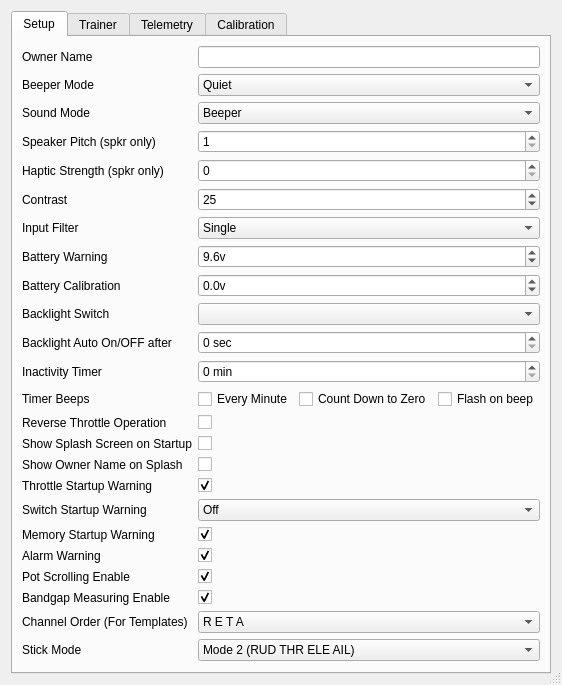
This is src/generaledit.ui in roberto1903/companion9x as Qt 5 draws it before an edit. The edited form follows.
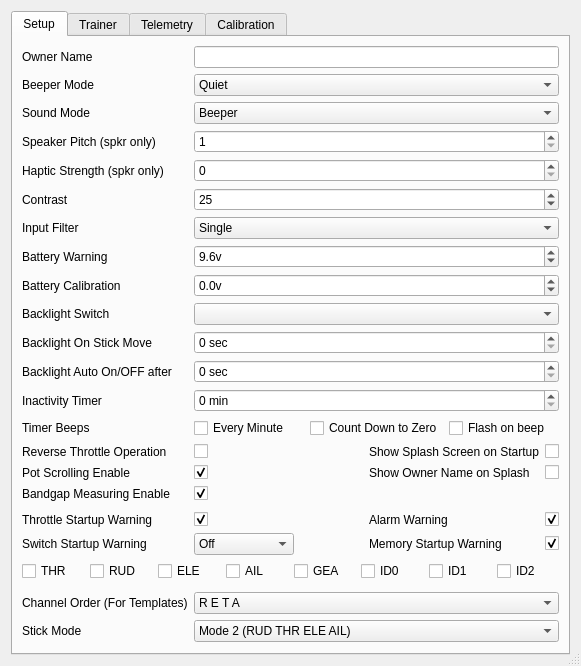
This is the edited form. Icons and pictures are not drawn.

The edit to the form file:
```diff
--- a/src/generaledit.ui
+++ b/src/generaledit.ui
@@ -6,8 +6,8 @@
    <rect>
     <x>0</x>
     <y>0</y>
-    <width>539</width>
-    <height>672</height>
+    <width>581</width>
+    <height>634</height>
    </rect>
   </property>
   <property name="windowTitle">
@@ -41,13 +41,6 @@
        <string>Setup</string>
       </attribute>
       <layout class="QGridLayout" name="gridLayout">
-       <item row="18" column="0">
-        <widget class="QLabel" name="label_11">
-         <property name="text">
-          <string>Memory Startup Warning</string>
-         </property>
-        </widget>
-       </item>
        <item row="0" column="0">
         <widget class="QLabel" name="label_ownerName">
          <property name="toolTip">
@@ -58,7 +51,7 @@
          </property>
         </widget>
        </item>
-       <item row="0" column="1">
+       <item row="0" column="1" colspan="3">
         <widget class="QLineEdit" name="ownerNameLE">
          <property name="maxLength">
           <number>10</number>
@@ -72,7 +65,7 @@
          </property>
         </widget>
        </item>
-       <item row="1" column="1">
+       <item row="1" column="1" colspan="3">
         <widget class="QComboBox" name="beeperCB">
          <property name="toolTip">
           <string/>
@@ -123,7 +116,7 @@
          </property>
         </widget>
        </item>
-       <item row="2" column="1">
+       <item row="2" column="1" colspan="3">
         <widget class="QComboBox" name="soundModeCB">
          <item>
           <property name="text">
@@ -149,7 +142,7 @@
          </property>
         </widget>
        </item>
-       <item row="3" column="1">
+       <item row="3" column="1" colspan="3">
         <widget class="QSpinBox" name="speakerPitchSB">
          <property name="toolTip">
           <string/>
@@ -183,7 +176,7 @@
          </property>
         </widget>
        </item>
-       <item row="4" column="1">
+       <item row="4" column="1" colspan="3">
         <widget class="QSpinBox" name="hapticStrengthSB">
          <property name="maximum">
           <number>5</number>
@@ -200,7 +193,7 @@
          </property>
         </widget>
        </item>
-       <item row="5" column="1">
+       <item row="5" column="1" colspan="3">
         <widget class="QSpinBox" name="contrastSB">
          <property name="toolTip">
           <string/>
@@ -234,7 +227,7 @@
          </property>
         </widget>
        </item>
-       <item row="6" column="1">
+       <item row="6" column="1" colspan="3">
         <widget class="QComboBox" name="inputfilterCB">
          <item>
           <property name="text">
@@ -263,7 +256,7 @@
          </property>
         </widget>
        </item>
-       <item row="7" column="1">
+       <item row="7" column="1" colspan="3">
         <widget class="QDoubleSpinBox" name="battwarningDSB">
          <property name="toolTip">
           <string/>
@@ -300,25 +293,6 @@
          </property>
         </widget>
        </item>
-       <item row="17" column="1">
-        <widget class="QComboBox" name="swtchWarnCB">
-         <item>
-          <property name="text">
-           <string>Off</string>
-          </property>
-         </item>
-         <item>
-          <property name="text">
-           <string>Switches Up</string>
-          </property>
-         </item>
-         <item>
-          <property name="text">
-           <string>Switches Down</string>
-          </property>
-         </item>
-        </widget>
-       </item>
        <item row="8" column="0">
         <widget class="QLabel" name="label_3">
          <property name="text">
@@ -326,7 +300,7 @@
          </property>
         </widget>
        </item>
-       <item row="8" column="1">
+       <item row="8" column="1" colspan="3">
         <widget class="QDoubleSpinBox" name="battcalibDSB">
          <property name="toolTip">
           <string/>
@@ -365,7 +339,7 @@
          </property>
         </widget>
        </item>
-       <item row="9" column="1">
+       <item row="9" column="1" colspan="3">
         <widget class="QComboBox" name="backlightswCB">
          <property name="toolTip">
           <string/>
@@ -383,14 +357,14 @@
          </property>
         </widget>
        </item>
-       <item row="10" column="0">
+       <item row="11" column="0">
         <widget class="QLabel" name="label_5">
          <property name="text">
           <string>Backlight Auto On/OFF after</string>
          </property>
         </widget>
        </item>
-       <item row="10" column="1">
+       <item row="11" column="1" colspan="3">
         <widget class="QSpinBox" name="backlightautoSB">
          <property name="toolTip">
           <string/>
@@ -412,14 +386,14 @@
          </property>
         </widget>
        </item>
-       <item row="11" column="0">
+       <item row="12" column="0">
         <widget class="QLabel" name="label_6">
          <property name="text">
           <string>Inactivity Timer</string>
          </property>
         </widget>
        </item>
-       <item row="11" column="1">
+       <item row="12" column="1" colspan="3">
         <widget class="QSpinBox" name="inactimerSB">
          <property name="toolTip">
           <string/>
@@ -438,14 +412,14 @@
          </property>
         </widget>
        </item>
-       <item row="12" column="0">
+       <item row="13" column="0">
         <widget class="QLabel" name="label_28">
          <property name="text">
           <string>Timer Beeps</string>
          </property>
         </widget>
        </item>
-       <item row="12" column="1">
+       <item row="13" column="1" colspan="3">
         <layout class="QHBoxLayout" name="horizontalLayout">
          <item>
           <widget class="QCheckBox" name="beepMinuteChkB">
@@ -487,14 +461,14 @@
          </item>
         </layout>
        </item>
-       <item row="13" column="0">
+       <item row="14" column="0">
         <widget class="QLabel" name="label_7">
          <property name="text">
           <string>Reverse Throttle Operation</string>
          </property>
         </widget>
        </item>
-       <item row="13" column="1">
+       <item row="14" column="1">
         <widget class="QCheckBox" name="thrrevChkB">
          <property name="whatsThis">
           <string>Reverse throttle operation.
@@ -507,15 +481,21 @@
          </property>
         </widget>
        </item>
-       <item row="14" column="0">
+       <item row="14" column="2">
         <widget class="QLabel" name="label_29">
          <property name="text">
           <string>Show Splash Screen on Startup</string>
          </property>
         </widget>
        </item>
-       <item row="14" column="1">
+       <item row="14" column="3">
         <widget class="QCheckBox" name="splashScreenChkB">
+         <property name="maximumSize">
+          <size>
+           <width>30</width>
+           <height>16777215</height>
+          </size>
+         </property>
          <property name="toolTip">
           <string>Show splash screen on startup</string>
          </property>
@@ -527,14 +507,94 @@
          </property>
         </widget>
        </item>
+       <item row="15" column="0">
+        <widget class="QLabel" name="label_PotScrollEnable">
+         <property name="text">
+          <string>Pot Scrolling Enable</string>
+         </property>
+        </widget>
+       </item>
+       <item row="15" column="1">
+        <widget class="QCheckBox" name="PotScrollEnableChkB">
+         <property name="whatsThis">
+          <string>&lt;!DOCTYPE HTML PUBLIC &quot;-//W3C//DTD HTML 4.0//EN&quot; &quot;http://www.w3.org/TR/REC-html40/strict.dtd&quot;&gt;
+&lt;html&gt;&lt;head&gt;&lt;meta name=&quot;qrichtext&quot; content=&quot;1&quot; /&gt;&lt;style type=&quot;text/css&quot;&gt;
+p, li { white-space: pre-wrap; }
+&lt;/style&gt;&lt;/head&gt;&lt;body style=&quot; font-family:'MS Shell Dlg 2'; font-size:8.25pt; font-weight:400; font-style:normal;&quot;&gt;
+&lt;p style=&quot; margin-top:0px; margin-bottom:0px; margin-left:0px; margin-right:0px; -qt-block-indent:0; text-indent:0px;&quot;&gt;&lt;span style=&quot; text-decoration: underline;&quot;&gt;Warnings&lt;/span&gt;&lt;/p&gt;
+&lt;p style=&quot;-qt-paragraph-type:empty; margin-top:0px; margin-bottom:0px; margin-left:0px; margin-right:0px; -qt-block-indent:0; text-indent:0px;&quot;&gt;&lt;/p&gt;
+&lt;p style=&quot; margin-top:0px; margin-bottom:0px; margin-left:0px; margin-right:0px; -qt-block-indent:0; text-indent:0px;&quot;&gt;These will define startup warnings.&lt;/p&gt;
+&lt;p style=&quot; margin-top:0px; margin-bottom:0px; margin-left:0px; margin-right:0px; -qt-block-indent:0; text-indent:0px;&quot;&gt;Throttle warning - will alert if the throttle is not at idle during startup&lt;/p&gt;
+&lt;p style=&quot; margin-top:0px; margin-bottom:0px; margin-left:0px; margin-right:0px; -qt-block-indent:0; text-indent:0px;&quot;&gt;Switch warning - will alert if switches are not in their defaul position&lt;/p&gt;
+&lt;p style=&quot; margin-top:0px; margin-bottom:0px; margin-left:0px; margin-right:0px; -qt-block-indent:0; text-indent:0px;&quot;&gt;Memory warning - will alert if there's not a lot of memory left&lt;/p&gt;
+&lt;p style=&quot; margin-top:0px; margin-bottom:0px; margin-left:0px; margin-right:0px; -qt-block-indent:0; text-indent:0px;&quot;&gt;Silent mode warning - will alert you if the beeper is set to quiet (0)&lt;/p&gt;&lt;/body&gt;&lt;/html&gt;</string>
+         </property>
+         <property name="text">
+          <string/>
+         </property>
+         <property name="checked">
+          <bool>true</bool>
+         </property>
+        </widget>
+       </item>
+       <item row="15" column="2">
+        <widget class="QLabel" name="label_hideOwnerName">
+         <property name="text">
+          <string>Show Owner Name on Splash</string>
+         </property>
+        </widget>
+       </item>
+       <item row="15" column="3">
+        <widget class="QCheckBox" name="hideNameOnSplashChkB">
+         <property name="maximumSize">
+          <size>
+           <width>30</width>
+           <height>16777215</height>
+          </size>
+         </property>
+         <property name="text">
+          <string/>
+         </property>
+        </widget>
+       </item>
        <item row="16" column="0">
+        <widget class="QLabel" name="label_BandGapEnable">
+         <property name="text">
+          <string>Bandgap Measuring Enable</string>
+         </property>
+        </widget>
+       </item>
+       <item row="16" column="1">
+        <widget class="QCheckBox" name="BandGapEnableChkB">
+         <property name="whatsThis">
+          <string>&lt;!DOCTYPE HTML PUBLIC &quot;-//W3C//DTD HTML 4.0//EN&quot; &quot;http://www.w3.org/TR/REC-html40/strict.dtd&quot;&gt;
+&lt;html&gt;&lt;head&gt;&lt;meta name=&quot;qrichtext&quot; content=&quot;1&quot; /&gt;&lt;style type=&quot;text/css&quot;&gt;
+p, li { white-space: pre-wrap; }
+&lt;/style&gt;&lt;/head&gt;&lt;body style=&quot; font-family:'MS Shell Dlg 2'; font-size:8.25pt; font-weight:400; font-style:normal;&quot;&gt;
+&lt;p style=&quot; margin-top:0px; margin-bottom:0px; margin-left:0px; margin-right:0px; -qt-block-indent:0; text-indent:0px;&quot;&gt;&lt;span style=&quot; text-decoration: underline;&quot;&gt;Warnings&lt;/span&gt;&lt;/p&gt;
+&lt;p style=&quot;-qt-paragraph-type:empty; margin-top:0px; margin-bottom:0px; margin-left:0px; margin-right:0px; -qt-block-indent:0; text-indent:0px;&quot;&gt;&lt;/p&gt;
+&lt;p style=&quot; margin-top:0px; margin-bottom:0px; margin-left:0px; margin-right:0px; -qt-block-indent:0; text-indent:0px;&quot;&gt;These will define startup warnings.&lt;/p&gt;
+&lt;p style=&quot; margin-top:0px; margin-bottom:0px; margin-left:0px; margin-right:0px; -qt-block-indent:0; text-indent:0px;&quot;&gt;Throttle warning - will alert if the throttle is not at idle during startup&lt;/p&gt;
+&lt;p style=&quot; margin-top:0px; margin-bottom:0px; margin-left:0px; margin-right:0px; -qt-block-indent:0; text-indent:0px;&quot;&gt;Switch warning - will alert if switches are not in their defaul position&lt;/p&gt;
+&lt;p style=&quot; margin-top:0px; margin-bottom:0px; margin-left:0px; margin-right:0px; -qt-block-indent:0; text-indent:0px;&quot;&gt;Memory warning - will alert if there's not a lot of memory left&lt;/p&gt;
+&lt;p style=&quot; margin-top:0px; margin-bottom:0px; margin-left:0px; margin-right:0px; -qt-block-indent:0; text-indent:0px;&quot;&gt;Silent mode warning - will alert you if the beeper is set to quiet (0)&lt;/p&gt;&lt;/body&gt;&lt;/html&gt;</string>
+         </property>
+         <property name="text">
+          <string/>
+         </property>
+         <property name="checked">
+          <bool>true</bool>
+         </property>
+        </widget>
+       </item>
+       <item row="18" column="0">
         <widget class="QLabel" name="label_9">
          <property name="text">
           <string>Throttle Startup Warning</string>
          </property>
         </widget>
        </item>
-       <item row="16" column="1">
+       <item row="18" column="1">
         <widget class="QCheckBox" name="thrwarnChkB">
          <property name="whatsThis">
           <string>&lt;!DOCTYPE HTML PUBLIC &quot;-//W3C//DTD HTML 4.0//EN&quot; &quot;http://www.w3.org/TR/REC-html40/strict.dtd&quot;&gt;
@@ -560,125 +620,103 @@
          </property>
         </widget>
        </item>
-       <item row="17" column="0">
+       <item row="19" column="0">
         <widget class="QLabel" name="label_10">
          <property name="text">
           <string>Switch Startup Warning</string>
          </property>
         </widget>
        </item>
-       <item row="18" column="1">
-        <widget class="QCheckBox" name="memwarnChkB">
-         <property name="whatsThis">
-          <string>&lt;!DOCTYPE HTML PUBLIC &quot;-//W3C//DTD HTML 4.0//EN&quot; &quot;http://www.w3.org/TR/REC-html40/strict.dtd&quot;&gt;
-&lt;html&gt;&lt;head&gt;&lt;meta name=&quot;qrichtext&quot; content=&quot;1&quot; /&gt;&lt;style type=&quot;text/css&quot;&gt;
-p, li { white-space: pre-wrap; }
-&lt;/style&gt;&lt;/head&gt;&lt;body style=&quot; font-family:'MS Shell Dlg 2'; font-size:8.25pt; font-weight:400; font-style:normal;&quot;&gt;
-&lt;p style=&quot; margin-top:0px; margin-bottom:0px; margin-left:0px; margin-right:0px; -qt-block-indent:0; text-indent:0px;&quot;&gt;&lt;span style=&quot; text-decoration: underline;&quot;&gt;Warnings&lt;/span&gt;&lt;/p&gt;
-&lt;p style=&quot;-qt-paragraph-type:empty; margin-top:0px; margin-bottom:0px; margin-left:0px; margin-right:0px; -qt-block-indent:0; text-indent:0px;&quot;&gt;&lt;/p&gt;
-&lt;p style=&quot; margin-top:0px; margin-bottom:0px; margin-left:0px; margin-right:0px; -qt-block-indent:0; text-indent:0px;&quot;&gt;These will define startup warnings.&lt;/p&gt;
-&lt;p style=&quot; margin-top:0px; margin-bottom:0px; margin-left:0px; margin-right:0px; -qt-block-indent:0; text-indent:0px;&quot;&gt;Throttle warning - will alert if the throttle is not at idle during startup&lt;/p&gt;
-&lt;p style=&quot; margin-top:0px; margin-bottom:0px; margin-left:0px; margin-right:0px; -qt-block-indent:0; text-indent:0px;&quot;&gt;Switch warning - will alert if switches are not in their defaul position&lt;/p&gt;
-&lt;p style=&quot; margin-top:0px; margin-bottom:0px; margin-left:0px; margin-right:0px; -qt-block-indent:0; text-indent:0px;&quot;&gt;Memory warning - will alert if there's not a lot of memory left&lt;/p&gt;
-&lt;p style=&quot; margin-top:0px; margin-bottom:0px; margin-left:0px; margin-right:0px; -qt-block-indent:0; text-indent:0px;&quot;&gt;Silent mode warning - will alert you if the beeper is set to quiet (0)&lt;/p&gt;&lt;/body&gt;&lt;/html&gt;</string>
-         </property>
-         <property name="text">
-          <string/>
-         </property>
-         <property name="checked">
-          <bool>true</bool>
-         </property>
-        </widget>
-       </item>
-       <item row="19" column="0">
-        <widget class="QLabel" name="label_27">
-         <property name="text">
-          <string>Alarm Warning</string>
-         </property>
-        </widget>
-       </item>
        <item row="19" column="1">
-        <widget class="QCheckBox" name="alarmwarnChkB">
-         <property name="whatsThis">
-          <string>&lt;!DOCTYPE HTML PUBLIC &quot;-//W3C//DTD HTML 4.0//EN&quot; &quot;http://www.w3.org/TR/REC-html40/strict.dtd&quot;&gt;
-&lt;html&gt;&lt;head&gt;&lt;meta name=&quot;qrichtext&quot; content=&quot;1&quot; /&gt;&lt;style type=&quot;text/css&quot;&gt;
-p, li { white-space: pre-wrap; }
-&lt;/style&gt;&lt;/head&gt;&lt;body style=&quot; font-family:'MS Shell Dlg 2'; font-size:8.25pt; font-weight:400; font-style:normal;&quot;&gt;
-&lt;p style=&quot; margin-top:0px; margin-bottom:0px; margin-left:0px; margin-right:0px; -qt-block-indent:0; text-indent:0px;&quot;&gt;&lt;span style=&quot; text-decoration: underline;&quot;&gt;Warnings&lt;/span&gt;&lt;/p&gt;
-&lt;p style=&quot;-qt-paragraph-type:empty; margin-top:0px; margin-bottom:0px; margin-left:0px; margin-right:0px; -qt-block-indent:0; text-indent:0px;&quot;&gt;&lt;/p&gt;
-&lt;p style=&quot; margin-top:0px; margin-bottom:0px; margin-left:0px; margin-right:0px; -qt-block-indent:0; text-indent:0px;&quot;&gt;These will define startup warnings.&lt;/p&gt;
-&lt;p style=&quot; margin-top:0px; margin-bottom:0px; margin-left:0px; margin-right:0px; -qt-block-indent:0; text-indent:0px;&quot;&gt;Throttle warning - will alert if the throttle is not at idle during startup&lt;/p&gt;
-&lt;p style=&quot; margin-top:0px; margin-bottom:0px; margin-left:0px; margin-right:0px; -qt-block-indent:0; text-indent:0px;&quot;&gt;Switch warning - will alert if switches are not in their defaul position&lt;/p&gt;
-&lt;p style=&quot; margin-top:0px; margin-bottom:0px; margin-left:0px; margin-right:0px; -qt-block-indent:0; text-indent:0px;&quot;&gt;Memory warning - will alert if there's not a lot of memory left&lt;/p&gt;
-&lt;p style=&quot; margin-top:0px; margin-bottom:0px; margin-left:0px; margin-right:0px; -qt-block-indent:0; text-indent:0px;&quot;&gt;Silent mode warning - will alert you if the beeper is set to quiet (0)&lt;/p&gt;&lt;/body&gt;&lt;/html&gt;</string>
+        <widget class="QComboBox" name="swtchWarnCB">
+         <property name="sizePolicy">
+          <sizepolicy hsizetype="Minimum" vsizetype="Fixed">
+           <horstretch>0</horstretch>
+           <verstretch>0</verstretch>
+          </sizepolicy>
          </property>
-         <property name="text">
-          <string/>
+         <property name="maximumSize">
+          <size>
+           <width>100</width>
+           <height>16777215</height>
+          </size>
          </property>
-         <property name="checked">
-          <bool>true</bool>
-         </property>
+         <item>
+          <property name="text">
+           <string>Off</string>
+          </property>
+         </item>
+         <item>
+          <property name="text">
+           <string>Switches Up</string>
+          </property>
+         </item>
+         <item>
+          <property name="text">
+           <string>Switches Down</string>
+          </property>
+         </item>
         </widget>
        </item>
-       <item row="20" column="0">
-        <widget class="QLabel" name="label_PotScrollEnable">
-         <property name="text">
-          <string>Pot Scrolling Enable</string>
-         </property>
-        </widget>
-       </item>
-       <item row="20" column="1">
-        <widget class="QCheckBox" name="PotScrollEnableChkB">
-         <property name="whatsThis">
-          <string>&lt;!DOCTYPE HTML PUBLIC &quot;-//W3C//DTD HTML 4.0//EN&quot; &quot;http://www.w3.org/TR/REC-html40/strict.dtd&quot;&gt;
-&lt;html&gt;&lt;head&gt;&lt;meta name=&quot;qrichtext&quot; content=&quot;1&quot; /&gt;&lt;style type=&quot;text/css&quot;&gt;
-p, li { white-space: pre-wrap; }
-&lt;/style&gt;&lt;/head&gt;&lt;body style=&quot; font-family:'MS Shell Dlg 2'; font-size:8.25pt; font-weight:400; font-style:normal;&quot;&gt;
-&lt;p style=&quot; margin-top:0px; margin-bottom:0px; margin-left:0px; margin-right:0px; -qt-block-indent:0; text-indent:0px;&quot;&gt;&lt;span style=&quot; text-decoration: underline;&quot;&gt;Warnings&lt;/span&gt;&lt;/p&gt;
-&lt;p style=&quot;-qt-paragraph-type:empty; margin-top:0px; margin-bottom:0px; margin-left:0px; margin-right:0px; -qt-block-indent:0; text-indent:0px;&quot;&gt;&lt;/p&gt;
-&lt;p style=&quot; margin-top:0px; margin-bottom:0px; margin-left:0px; margin-right:0px; -qt-block-indent:0; text-indent:0px;&quot;&gt;These will define startup warnings.&lt;/p&gt;
-&lt;p style=&quot; margin-top:0px; margin-bottom:0px; margin-left:0px; margin-right:0px; -qt-block-indent:0; text-indent:0px;&quot;&gt;Throttle warning - will alert if the throttle is not at idle during startup&lt;/p&gt;
-&lt;p style=&quot; margin-top:0px; margin-bottom:0px; margin-left:0px; margin-right:0px; -qt-block-indent:0; text-indent:0px;&quot;&gt;Switch warning - will alert if switches are not in their defaul position&lt;/p&gt;
-&lt;p style=&quot; margin-top:0px; margin-bottom:0px; margin-left:0px; margin-right:0px; -qt-block-indent:0; text-indent:0px;&quot;&gt;Memory warning - will alert if there's not a lot of memory left&lt;/p&gt;
-&lt;p style=&quot; margin-top:0px; margin-bottom:0px; margin-left:0px; margin-right:0px; -qt-block-indent:0; text-indent:0px;&quot;&gt;Silent mode warning - will alert you if the beeper is set to quiet (0)&lt;/p&gt;&lt;/body&gt;&lt;/html&gt;</string>
-         </property>
-         <property name="text">
-          <string/>
-         </property>
-         <property name="checked">
-          <bool>true</bool>
-         </property>
-        </widget>
-       </item>
-       <item row="21" column="0">
-        <widget class="QLabel" name="label_BandGapEnable">
-         <property name="text">
-          <string>Bandgap Measuring Enable</string>
-         </property>
-        </widget>
-       </item>
-       <item row="21" column="1">
-        <widget class="QCheckBox" name="BandGapEnableChkB">
-         <property name="whatsThis">
-          <string>&lt;!DOCTYPE HTML PUBLIC &quot;-//W3C//DTD HTML 4.0//EN&quot; &quot;http://www.w3.org/TR/REC-html40/strict.dtd&quot;&gt;
-&lt;html&gt;&lt;head&gt;&lt;meta name=&quot;qrichtext&quot; content=&quot;1&quot; /&gt;&lt;style type=&quot;text/css&quot;&gt;
-p, li { white-space: pre-wrap; }
-&lt;/style&gt;&lt;/head&gt;&lt;body style=&quot; font-family:'MS Shell Dlg 2'; font-size:8.25pt; font-weight:400; font-style:normal;&quot;&gt;
-&lt;p style=&quot; margin-top:0px; margin-bottom:0px; margin-left:0px; margin-right:0px; -qt-block-indent:0; text-indent:0px;&quot;&gt;&lt;span style=&quot; text-decoration: underline;&quot;&gt;Warnings&lt;/span&gt;&lt;/p&gt;
-&lt;p style=&quot;-qt-paragraph-type:empty; margin-top:0px; margin-bottom:0px; margin-left:0px; margin-right:0px; -qt-block-indent:0; text-indent:0px;&quot;&gt;&lt;/p&gt;
-&lt;p style=&quot; margin-top:0px; margin-bottom:0px; margin-left:0px; margin-right:0px; -qt-block-indent:0; text-indent:0px;&quot;&gt;These will define startup warnings.&lt;/p&gt;
-&lt;p style=&quot; margin-top:0px; margin-bottom:0px; margin-left:0px; margin-right:0px; -qt-block-indent:0; text-indent:0px;&quot;&gt;Throttle warning - will alert if the throttle is not at idle during startup&lt;/p&gt;
-&lt;p style=&quot; margin-top:0px; margin-bottom:0px; margin-left:0px; margin-right:0px; -qt-block-indent:0; text-indent:0px;&quot;&gt;Switch warning - will alert if switches are not in their defaul position&lt;/p&gt;
-&lt;p style=&quot; margin-top:0px; margin-bottom:0px; margin-left:0px; margin-right:0px; -qt-block-indent:0; text-indent:0px;&quot;&gt;Memory warning - will alert if there's not a lot of memory left&lt;/p&gt;
-&lt;p style=&quot; margin-top:0px; margin-bottom:0px; margin-left:0px; margin-right:0px; -qt-block-indent:0; text-indent:0px;&quot;&gt;Silent mode warning - will alert you if the beeper is set to quiet (0)&lt;/p&gt;&lt;/body&gt;&lt;/html&gt;</string>
-         </property>
-         <property name="text">
-          <string/>
-         </property>
-         <property name="checked">
-          <bool>true</bool>
-         </property>
-        </widget>
+       <item row="20" column="0" colspan="4">
+        <layout class="QHBoxLayout" name="switchMaskLayout">
+         <item>
+          <widget class="QCheckBox" name="swTHRChkB">
+           <property name="text">
+            <string>THR</string>
+           </property>
+          </widget>
+         </item>
+         <item>
+          <widget class="QCheckBox" name="swRUDChkB">
+           <property name="text">
+            <string>RUD</string>
+           </property>
+          </widget>
+         </item>
+         <item>
+          <widget class="QCheckBox" name="swELEChkB">
+           <property name="text">
+            <string>ELE</string>
+           </property>
+          </widget>
+         </item>
+         <item>
+          <widget class="QCheckBox" name="swAILChkB">
+           <property name="text">
+            <string>AIL</string>
+           </property>
+          </widget>
+         </item>
+         <item>
+          <widget class="QCheckBox" name="swGEAChkB">
+           <property name="text">
+            <string>GEA</string>
+           </property>
+          </widget>
+         </item>
+         <item>
+          <widget class="QCheckBox" name="swID0ChkB">
+           <property name="text">
+            <string>ID0</string>
+           </property>
+          </widget>
+         </item>
+         <item>
+          <widget class="QCheckBox" name="swID1ChkB">
+           <property name="text">
+            <string>ID1</string>
+           </property>
+          </widget>
+         </item>
+         <item>
+          <widget class="QCheckBox" name="swID2ChkB">
+           <property name="text">
+            <string>ID2</string>
+           </property>
+          </widget>
+         </item>
+        </layout>
        </item>
        <item row="22" column="0">
         <widget class="QLabel" name="label_13">
@@ -687,7 +725,7 @@
          </property>
         </widget>
        </item>
-       <item row="22" column="1">
+       <item row="22" column="1" colspan="3">
         <widget class="QComboBox" name="channelorderCB">
          <property name="toolTip">
           <string/>
@@ -832,7 +870,7 @@
          </property>
         </widget>
        </item>
-       <item row="23" column="1">
+       <item row="23" column="1" colspan="3">
         <widget class="QComboBox" name="stickmodeCB">
          <property name="toolTip">
           <string/>
@@ -886,7 +924,7 @@
          </item>
         </widget>
        </item>
-       <item row="24" column="1">
+       <item row="24" column="1" colspan="3">
         <spacer name="verticalSpacer_2">
          <property name="orientation">
           <enum>Qt::Vertical</enum>
@@ -899,20 +937,124 @@
          </property>
         </spacer>
        </item>
-       <item row="15" column="0">
-        <widget class="QLabel" name="label_hideOwnerName">
+       <item row="10" column="0">
+        <widget class="QLabel" name="label_blOnStickMove">
          <property name="text">
-          <string>Show Owner Name on Splash</string>
+          <string>Backlight On Stick Move</string>
          </property>
         </widget>
        </item>
-       <item row="15" column="1">
-        <widget class="QCheckBox" name="hideNameOnSplashChkB">
+       <item row="10" column="1" colspan="3">
+        <widget class="QSpinBox" name="blOnStickMoveSB">
+         <property name="suffix">
+          <string> sec</string>
+         </property>
+         <property name="maximum">
+          <number>600</number>
+         </property>
+         <property name="singleStep">
+          <number>5</number>
+         </property>
+        </widget>
+       </item>
+       <item row="19" column="2">
+        <widget class="QLabel" name="label_11">
          <property name="text">
+          <string>Memory Startup Warning</string>
+         </property>
+        </widget>
+       </item>
+       <item row="19" column="3">
+        <widget class="QCheckBox" name="memwarnChkB">
+         <property name="maximumSize">
+          <size>
+           <width>30</width>
+           <height>16777215</height>
+          </size>
+         </property>
+         <property name="whatsThis">
+          <string>&lt;!DOCTYPE HTML PUBLIC &quot;-//W3C//DTD HTML 4.0//EN&quot; &quot;http://www.w3.org/TR/REC-html40/strict.dtd&quot;&gt;
+&lt;html&gt;&lt;head&gt;&lt;meta name=&quot;qrichtext&quot; content=&quot;1&quot; /&gt;&lt;style type=&quot;text/css&quot;&gt;
+p, li { white-space: pre-wrap; }
+&lt;/style&gt;&lt;/head&gt;&lt;body style=&quot; font-family:'MS Shell Dlg 2'; font-size:8.25pt; font-weight:400; font-style:normal;&quot;&gt;
+&lt;p style=&quot; margin-top:0px; margin-bottom:0px; margin-left:0px; margin-right:0px; -qt-block-indent:0; text-indent:0px;&quot;&gt;&lt;span style=&quot; text-decoration: underline;&quot;&gt;Warnings&lt;/span&gt;&lt;/p&gt;
+&lt;p style=&quot;-qt-paragraph-type:empty; margin-top:0px; margin-bottom:0px; margin-left:0px; margin-right:0px; -qt-block-indent:0; text-indent:0px;&quot;&gt;&lt;/p&gt;
+&lt;p style=&quot; margin-top:0px; margin-bottom:0px; margin-left:0px; margin-right:0px; -qt-block-indent:0; text-indent:0px;&quot;&gt;These will define startup warnings.&lt;/p&gt;
+&lt;p style=&quot; margin-top:0px; margin-bottom:0px; margin-left:0px; margin-right:0px; -qt-block-indent:0; text-indent:0px;&quot;&gt;Throttle warning - will alert if the throttle is not at idle during startup&lt;/p&gt;
+&lt;p style=&quot; margin-top:0px; margin-bottom:0px; margin-left:0px; margin-right:0px; -qt-block-indent:0; text-indent:0px;&quot;&gt;Switch warning - will alert if switches are not in their defaul position&lt;/p&gt;
+&lt;p style=&quot; margin-top:0px; margin-bottom:0px; margin-left:0px; margin-right:0px; -qt-block-indent:0; text-indent:0px;&quot;&gt;Memory warning - will alert if there's not a lot of memory left&lt;/p&gt;
+&lt;p style=&quot; margin-top:0px; margin-bottom:0px; margin-left:0px; margin-right:0px; -qt-block-indent:0; text-indent:0px;&quot;&gt;Silent mode warning - will alert you if the beeper is set to quiet (0)&lt;/p&gt;&lt;/body&gt;&lt;/html&gt;</string>
+         </property>
+         <property name="text">
           <string/>
          </property>
+         <property name="checked">
+          <bool>true</bool>
+         </property>
         </widget>
        </item>
+       <item row="18" column="2">
+        <widget class="QLabel" name="label_27">
+         <property name="text">
+          <string>Alarm Warning</string>
+         </property>
+        </widget>
+       </item>
+       <item row="18" column="3">
+        <widget class="QCheckBox" name="alarmwarnChkB">
+         <property name="maximumSize">
+          <size>
+           <width>30</width>
+           <height>16777215</height>
+          </size>
+         </property>
+         <property name="whatsThis">
+          <string>&lt;!DOCTYPE HTML PUBLIC &quot;-//W3C//DTD HTML 4.0//EN&quot; &quot;http://www.w3.org/TR/REC-html40/strict.dtd&quot;&gt;
+&lt;html&gt;&lt;head&gt;&lt;meta name=&quot;qrichtext&quot; content=&quot;1&quot; /&gt;&lt;style type=&quot;text/css&quot;&gt;
+p, li { white-space: pre-wrap; }
+&lt;/style&gt;&lt;/head&gt;&lt;body style=&quot; font-family:'MS Shell Dlg 2'; font-size:8.25pt; font-weight:400; font-style:normal;&quot;&gt;
+&lt;p style=&quot; margin-top:0px; margin-bottom:0px; margin-left:0px; margin-right:0px; -qt-block-indent:0; text-indent:0px;&quot;&gt;&lt;span style=&quot; text-decoration: underline;&quot;&gt;Warnings&lt;/span&gt;&lt;/p&gt;
+&lt;p style=&quot;-qt-paragraph-type:empty; margin-top:0px; margin-bottom:0px; margin-left:0px; margin-right:0px; -qt-block-indent:0; text-indent:0px;&quot;&gt;&lt;/p&gt;
+&lt;p style=&quot; margin-top:0px; margin-bottom:0px; margin-left:0px; margin-right:0px; -qt-block-indent:0; text-indent:0px;&quot;&gt;These will define startup warnings.&lt;/p&gt;
+&lt;p style=&quot; margin-top:0px; margin-bottom:0px; margin-left:0px; margin-right:0px; -qt-block-indent:0; text-indent:0px;&quot;&gt;Throttle warning - will alert if the throttle is not at idle during startup&lt;/p&gt;
+&lt;p style=&quot; margin-top:0px; margin-bottom:0px; margin-left:0px; margin-right:0px; -qt-block-indent:0; text-indent:0px;&quot;&gt;Switch warning - will alert if switches are not in their defaul position&lt;/p&gt;
+&lt;p style=&quot; margin-top:0px; margin-bottom:0px; margin-left:0px; margin-right:0px; -qt-block-indent:0; text-indent:0px;&quot;&gt;Memory warning - will alert if there's not a lot of memory left&lt;/p&gt;
+&lt;p style=&quot; margin-top:0px; margin-bottom:0px; margin-left:0px; margin-right:0px; -qt-block-indent:0; text-indent:0px;&quot;&gt;Silent mode warning - will alert you if the beeper is set to quiet (0)&lt;/p&gt;&lt;/body&gt;&lt;/html&gt;</string>
+         </property>
+         <property name="text">
+          <string/>
+         </property>
+         <property name="checked">
+          <bool>true</bool>
+         </property>
+        </widget>
+       </item>
+       <item row="17" column="1">
+        <spacer name="horizontalSpacer">
+         <property name="orientation">
+          <enum>Qt::Horizontal</enum>
+         </property>
+         <property name="sizeHint" stdset="0">
+          <size>
+           <width>40</width>
+           <height>5</height>
+          </size>
+         </property>
+        </spacer>
+       </item>
+       <item row="21" column="1">
+        <spacer name="horizontalSpacer_2">
+         <property name="orientation">
+          <enum>Qt::Horizontal</enum>
+         </property>
+         <property name="sizeHint" stdset="0">
+          <size>
+           <width>40</width>
+           <height>5</height>
+          </size>
+         </property>
+        </spacer>
+       </item>
       </layout>
      </widget>
      <widget class="QWidget" name="tabTrainer">
```
